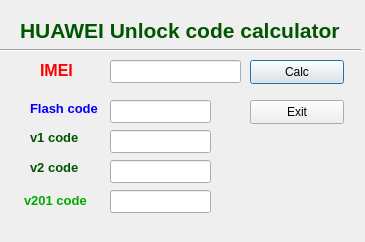
Above: calc.ui from forth32/huaweicalc before the change. Below: the same form after it.
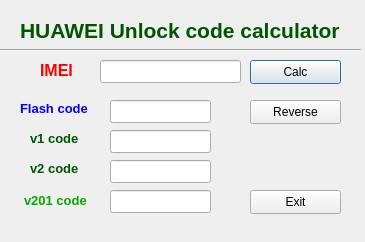
That is the form after the change. Icons and pictures are not drawn.

Commit message: Убран знак вопроса из окна Доаблен реверс IMEI

```diff
--- a/calc.ui
+++ b/calc.ui
@@ -59,7 +59,7 @@
     <rect>
      <x>250</x>
      <y>60</y>
-     <width>94</width>
+     <width>91</width>
      <height>24</height>
     </rect>
    </property>
@@ -73,9 +73,9 @@
   <widget class="QLineEdit" name="imei">
    <property name="geometry">
     <rect>
-     <x>110</x>
+     <x>100</x>
      <y>60</y>
-     <width>131</width>
+     <width>141</width>
      <height>23</height>
     </rect>
    </property>
@@ -149,9 +149,9 @@
   <widget class="QLabel" name="label_2">
    <property name="geometry">
     <rect>
-     <x>30</x>
+     <x>20</x>
      <y>100</y>
-     <width>71</width>
+     <width>81</width>
      <height>16</height>
     </rect>
    </property>
@@ -208,8 +208,8 @@
     <rect>
      <x>30</x>
      <y>130</y>
-     <width>55</width>
-     <height>15</height>
+     <width>61</width>
+     <height>16</height>
     </rect>
    </property>
    <property name="font">
@@ -228,8 +228,8 @@
     <rect>
      <x>30</x>
      <y>160</y>
-     <width>55</width>
-     <height>15</height>
+     <width>61</width>
+     <height>16</height>
     </rect>
    </property>
    <property name="font">
@@ -248,7 +248,7 @@
     <rect>
      <x>24</x>
      <y>190</y>
-     <width>71</width>
+     <width>81</width>
      <height>20</height>
     </rect>
    </property>
@@ -356,8 +356,8 @@
    <property name="geometry">
     <rect>
      <x>250</x>
-     <y>100</y>
-     <width>94</width>
+     <y>190</y>
+     <width>91</width>
      <height>24</height>
     </rect>
    </property>
@@ -398,6 +398,19 @@
     <enum>Qt::Horizontal</enum>
    </property>
   </widget>
+  <widget class="QPushButton" name="ReverseButton">
+   <property name="geometry">
+    <rect>
+     <x>250</x>
+     <y>100</y>
+     <width>91</width>
+     <height>24</height>
+    </rect>
+   </property>
+   <property name="text">
+    <string>Reverse</string>
+   </property>
+  </widget>
  </widget>
  <resources>
   <include location="huaweicalc.qrc"/>
```
Left out of the diff: 27 changed lines with no effect on the pictures. The commit also changes 6 other files.
